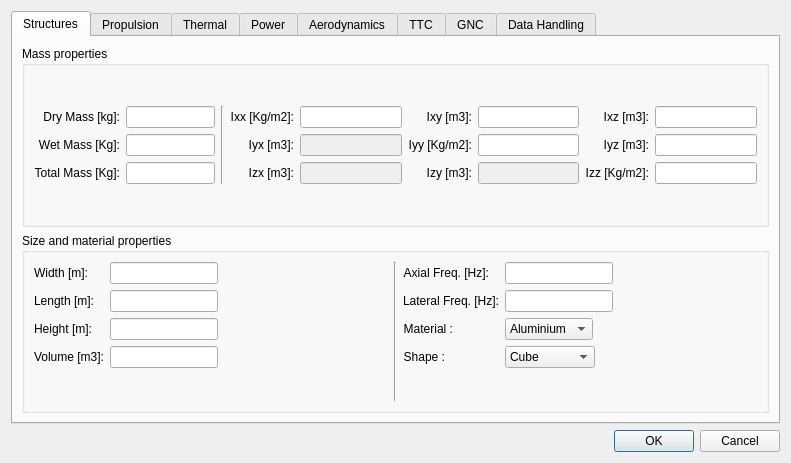
Old version of the form sta-src/SEM/platform.ui in the repository Dwarf-Planet-Project/SpaceDesignTool.
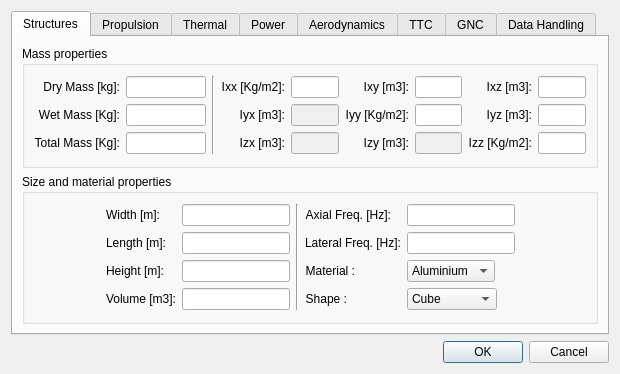
New version of the form. Icons and pictures are not drawn.

Commit message: Updating platform dialog on THERMAl and POWER

```diff
--- a/sta-src/SEM/platform.ui
+++ b/sta-src/SEM/platform.ui
@@ -7,20 +7,20 @@
    <rect>
     <x>0</x>
     <y>0</y>
-    <width>791</width>
-    <height>463</height>
+    <width>620</width>
+    <height>374</height>
    </rect>
   </property>
   <property name="minimumSize">
    <size>
-    <width>791</width>
-    <height>463</height>
+    <width>620</width>
+    <height>374</height>
    </size>
   </property>
   <property name="maximumSize">
    <size>
-    <width>791</width>
-    <height>463</height>
+    <width>620</width>
+    <height>374</height>
    </size>
   </property>
   <property name="windowTitle">
@@ -85,7 +85,7 @@
             <string>Mass properties</string>
            </property>
            <layout class="QGridLayout" name="gridLayout_6">
-            <item row="0" column="0">
+            <item row="1" column="1">
              <layout class="QHBoxLayout" name="horizontalLayout">
               <item>
                <layout class="QGridLayout" name="gridLayout_3">
@@ -329,6 +329,58 @@
               </item>
              </layout>
             </item>
+            <item row="1" column="0">
+             <spacer name="horizontalSpacer_14">
+              <property name="orientation">
+               <enum>Qt::Horizontal</enum>
+              </property>
+              <property name="sizeHint" stdset="0">
+               <size>
+                <width>40</width>
+                <height>20</height>
+               </size>
+              </property>
+             </spacer>
+            </item>
+            <item row="1" column="2">
+             <spacer name="horizontalSpacer_15">
+              <property name="orientation">
+               <enum>Qt::Horizontal</enum>
+              </property>
+              <property name="sizeHint" stdset="0">
+               <size>
+                <width>40</width>
+                <height>20</height>
+               </size>
+              </property>
+             </spacer>
+            </item>
+            <item row="0" column="1">
+             <spacer name="verticalSpacer_26">
+              <property name="orientation">
+               <enum>Qt::Vertical</enum>
+              </property>
+              <property name="sizeHint" stdset="0">
+               <size>
+                <width>20</width>
+                <height>40</height>
+               </size>
+              </property>
+             </spacer>
+            </item>
+            <item row="2" column="1">
+             <spacer name="verticalSpacer_27">
+              <property name="orientation">
+               <enum>Qt::Vertical</enum>
+              </property>
+              <property name="sizeHint" stdset="0">
+               <size>
+                <width>20</width>
+                <height>40</height>
+               </size>
+              </property>
+             </spacer>
+            </item>
            </layout>
           </widget>
          </item>
@@ -340,7 +392,7 @@
           <string>Size and material properties</string>
          </property>
          <layout class="QGridLayout" name="gridLayout_5">
-          <item row="0" column="0">
+          <item row="1" column="1">
            <layout class="QHBoxLayout" name="horizontalLayout_2">
             <item>
              <layout class="QFormLayout" name="formLayout">
@@ -520,6 +572,58 @@
             </item>
            </layout>
           </item>
+          <item row="1" column="2">
+           <spacer name="horizontalSpacer_13">
+            <property name="orientation">
+             <enum>Qt::Horizontal</enum>
+            </property>
+            <property name="sizeHint" stdset="0">
+             <size>
+              <width>40</width>
+              <height>20</height>
+             </size>
+            </property>
+           </spacer>
+          </item>
+          <item row="1" column="0">
+           <spacer name="horizontalSpacer_12">
+            <property name="orientation">
+             <enum>Qt::Horizontal</enum>
+            </property>
+            <property name="sizeHint" stdset="0">
+             <size>
+              <width>40</width>
+              <height>20</height>
+             </size>
+            </property>
+           </spacer>
+          </item>
+          <item row="0" column="1">
+           <spacer name="verticalSpacer_24">
+            <property name="orientation">
+             <enum>Qt::Vertical</enum>
+            </property>
+            <property name="sizeHint" stdset="0">
+             <size>
+              <width>20</width>
+              <height>40</height>
+             </size>
+            </property>
+           </spacer>
+          </item>
+          <item row="2" column="1">
+           <spacer name="verticalSpacer_25">
+            <property name="orientation">
+             <enum>Qt::Vertical</enum>
+            </property>
+            <property name="sizeHint" stdset="0">
+             <size>
+              <width>20</width>
+              <height>40</height>
+             </size>
+            </property>
+           </spacer>
+          </item>
          </layout>
         </widget>
        </item>
```
Left out of the diff: 211 changed lines with no effect on the pictures. The commit also changes 5 other files.
